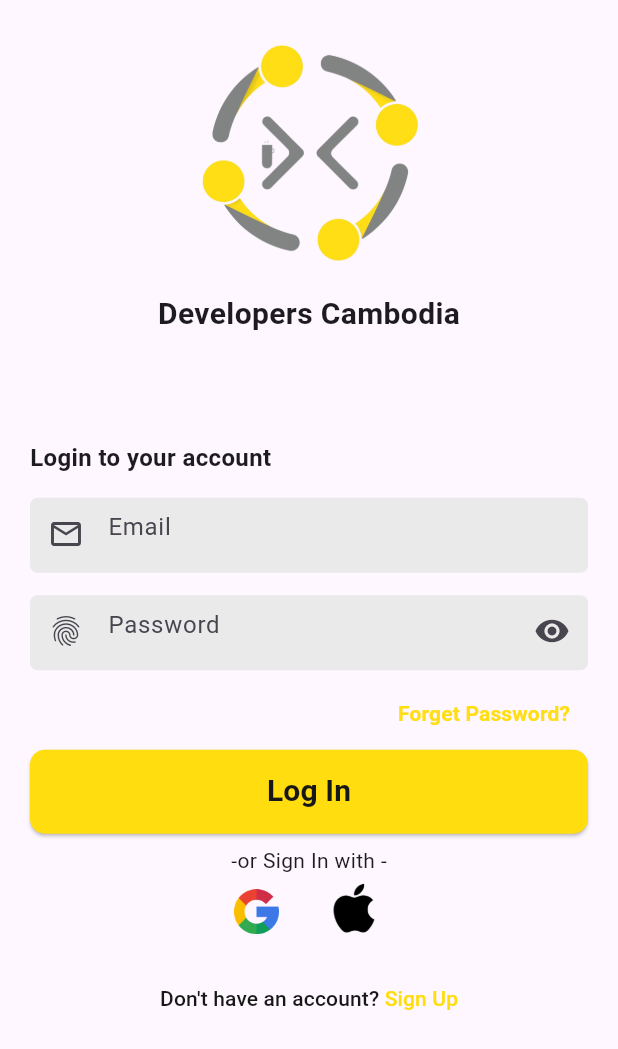
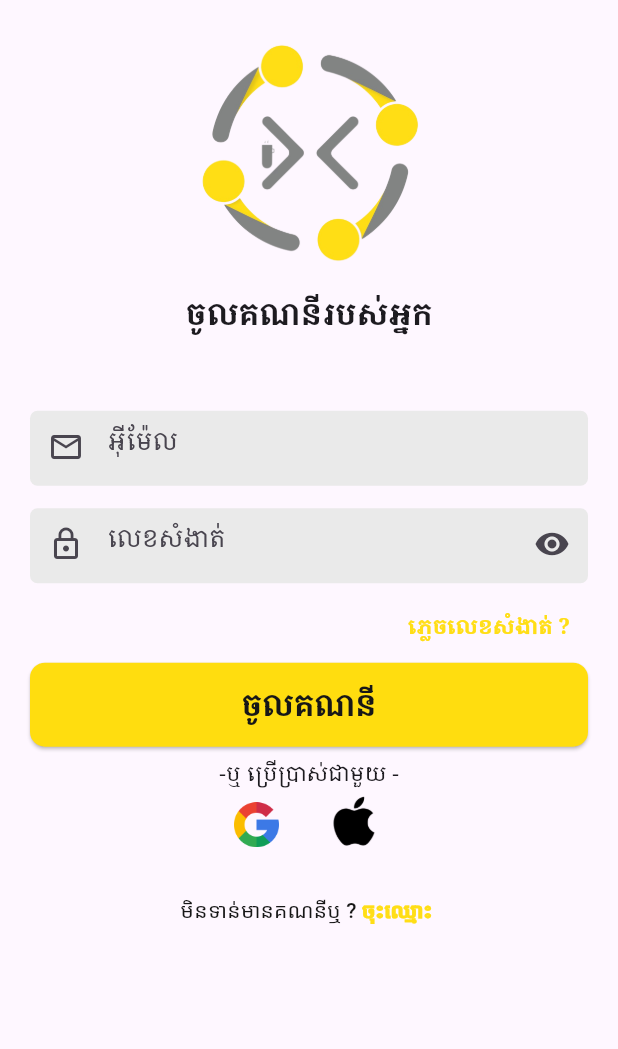
Before and after one commit to samnangma/mvvm-sample-developer-cambodia-flutter-, a Flutter app: the LoginScreen screen opened directly, on a phone screen of 412 x 824 dp. Shown: the top 1049 px of the screen. Run offline on Flutter 3.47's test engine with Material 2 defaults, Android fonts, the phone set to English and light mode, and no system bars; our stand-ins replace animate_do, carousel_slider, smooth_page_indicator; missing offline and left inert: flutter_verification_code, intro_screen_onboarding_flutter.

Commit message:
save code

```diff
--- a/lib/main.dart
+++ b/lib/main.dart
@@ -17,6 +17,7 @@ class MyApp extends StatelessWidget {
       debugShowCheckedModeBanner: false,
       title: 'Flutter Demo',
       theme: ThemeData(
+        fontFamily: "NotoSerifKhmer",
         useMaterial3: true,
       ),
       home: SplashScreen(),
--- a/lib/views/cart/cart.dart
+++ b/lib/views/cart/cart.dart
@@ -4,9 +4,9 @@ import 'package:flutter/material.dart';
 
 import '../checkout/checkout.dart';
 import 'widget/CartCourse.dart';
-void main(){
-  runApp( MyApp1());
-}
+// void main(){
+//   runApp( MyApp1());
+// }
 class MyApp1 extends StatelessWidget {
   const MyApp1({super.key});
 
--- a/lib/views/login/login_form.dart
+++ b/lib/views/login/login_form.dart
@@ -12,13 +12,13 @@ class LoginForm extends StatelessWidget {
       child: Column(
         crossAxisAlignment: CrossAxisAlignment.start,
         children: [
-          const Text(
-            "Login to your account",
-            style: TextStyle(fontWeight: FontWeight.bold, fontSize: 16),
-          ),
-          const SizedBox(
-            height: 15,
-          ),
+          // const Text(
+          //   "Login to your account",
+          //   style: TextStyle(fontWeight: FontWeight.bold, fontSize: 16),
+          // ),
+          // const SizedBox(
+          //   height: 15,
+          // ),
           Container(
             height: 50,
             decoration: ShapeDecoration(
@@ -29,7 +29,7 @@ class LoginForm extends StatelessWidget {
             child: TextFormField(
               decoration: const InputDecoration(
                 prefixIcon: Icon(Icons.email_outlined),
-                hintText: "Email",
+                hintText: "អុីម៉ែល",
                 border: InputBorder.none,
               ),
             ),
@@ -46,8 +46,8 @@ class LoginForm extends StatelessWidget {
             child: TextFormField(
               obscureText: true,
               decoration: InputDecoration(
-                prefixIcon: const Icon(Icons.fingerprint),
-                hintText: "Password",
+                prefixIcon: const Icon(Icons.lock_outline),
+                hintText: "លេខសំងាត់",
                 border: InputBorder.none,
                 suffixIcon: IconButton(
                   onPressed: () {},
@@ -64,7 +64,7 @@ class LoginForm extends StatelessWidget {
             child: TextButton(
                 onPressed: () {},
                 child: const Text(
-                  "Forget Password?",
+                  "ភ្លេចលេខសំងាត់ ?",
                   style: TextStyle(
                       fontWeight: FontWeight.bold,
                       color: AppColor.primaryDarkColor),
@@ -86,7 +86,7 @@ class LoginForm extends StatelessWidget {
                   ),
                 ),
                 child: const Text(
-                  "Log In",
+                  "ចូលគណនី",
                   style: TextStyle(
                       color: AppColor.blackColor,
                       fontWeight: FontWeight.bold,
--- a/lib/views/login/login_screen.dart
+++ b/lib/views/login/login_screen.dart
@@ -25,11 +25,11 @@ class LoginScreen extends StatelessWidget {
                   height: 10,
                 ),
                 Text(
-                  "Developers Cambodia",
+                  "ចូលគណនីរបស់អ្នក",
                   style: TextStyle(fontWeight: FontWeight.bold, fontSize: 20),
                 ),
                 SizedBox(
-                  height: 70,
+                  height: 50,
                 ),
                 const LoginForm(),
                 Padding(
@@ -37,7 +37,7 @@ class LoginScreen extends StatelessWidget {
                   child: Column(
                     crossAxisAlignment: CrossAxisAlignment.center,
                     children: [
-                      const Text("-or Sign In with -"),
+                      const Text("-ឬ ប្រើប្រាស់ជាមួយ -"),
                       SizedBox(
                         width: double.infinity,
                         child: Row(
@@ -74,13 +74,13 @@ class LoginScreen extends StatelessWidget {
 
                           },
                           child: Text.rich(TextSpan(
-                              text: ("Don't have an account?"),
+                              text: ("មិនទាន់មានគណនីឬ ?"),
                               style: TextStyle(color: AppColor.blackColor),
                               children: const [
                                 TextSpan(
-                                    text: (" Sign Up"),
+                                    text: (" ចុះឈ្មោះ "),
                                     style:
-                                        TextStyle(color: AppColor.primaryColor))
+                                        TextStyle(color: AppColor.primaryDarkColor,fontWeight:FontWeight.w900))
                               ],),),)
                     ],
                   ),
```
